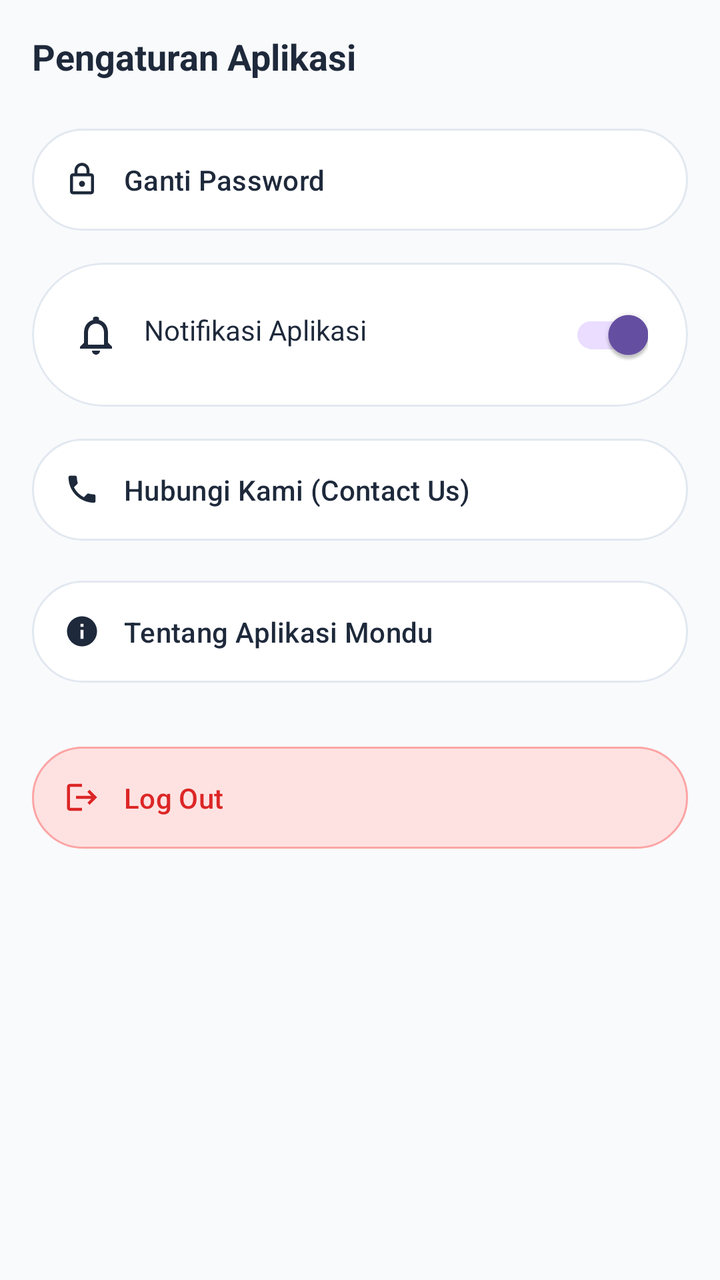
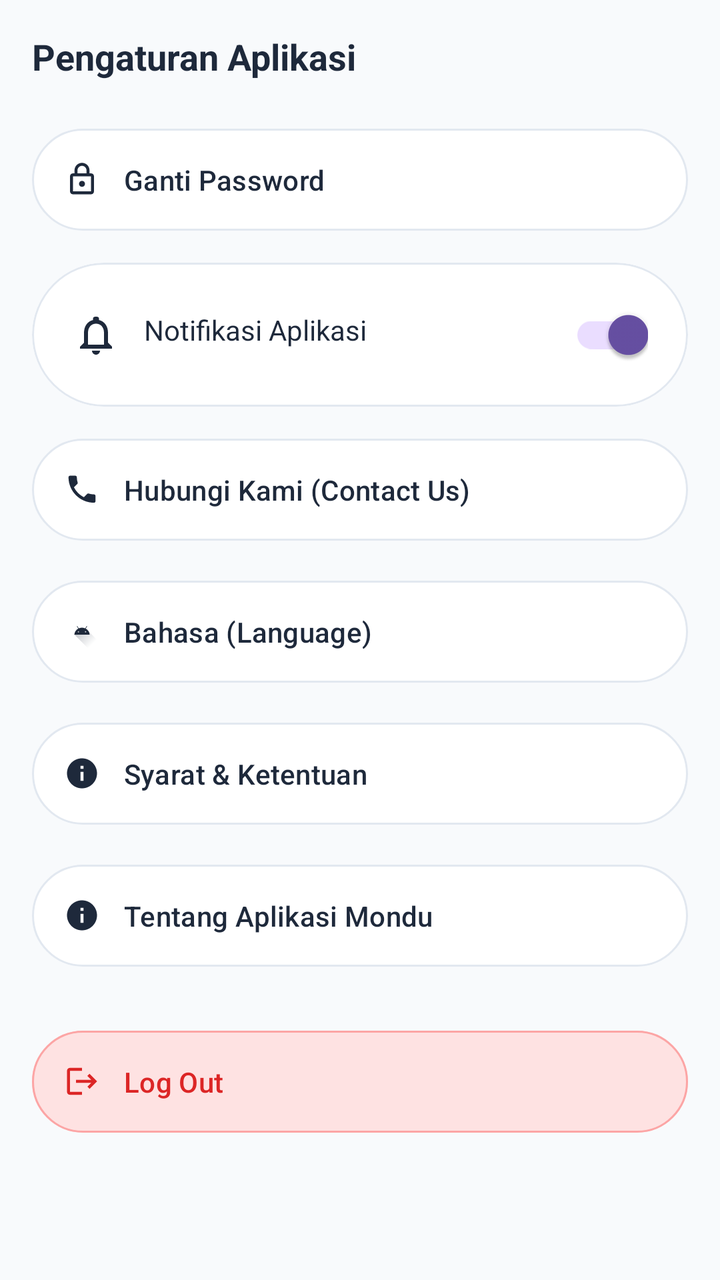

Compare the two renders of this Android layout. The source of the first and the diff that turns it into the second are given below.
<!-- AndroidManifest.xml: application theme Theme.Mondu -->
<!-- res/layout/fragment_setting_siswa.xml -->
<?xml version="1.0" encoding="utf-8"?>
<LinearLayout xmlns:android="http://schemas.android.com/apk/res/android"
    xmlns:app="http://schemas.android.com/apk/res-auto"
    android:layout_width="match_parent"
    android:layout_height="match_parent"
    android:orientation="vertical"
    android:background="#F8FAFC"
    android:padding="16dp">

    
    <TextView
        android:layout_width="wrap_content"
        android:layout_height="wrap_content"
        android:text="Pengaturan Aplikasi"
        android:textColor="#1E293B"
        android:textSize="18sp"
        android:textStyle="bold"
        android:layout_marginBottom="20dp"/>

    
    <com.google.android.material.button.MaterialButton
        android:id="@+id/btn_ganti_password"
        android:layout_width="match_parent"
        android:layout_height="wrap_content"
        android:text="Ganti Password"
        android:gravity="start|center_vertical"
        android:padding="16dp"
        android:backgroundTint="#FFFFFF"
        android:textColor="#1E293B"
        app:strokeColor="#E2E8F0"
        app:strokeWidth="1dp"
        app:cornerRadius="100dp"
        android:layout_marginBottom="12dp"
        app:icon="@drawable/ic_lock"
        app:iconTint="#1E293B"
        app:iconPadding="12dp"/>

    
    <com.google.android.material.card.MaterialCardView
        android:layout_width="match_parent"
        android:layout_height="wrap_content"
        android:layout_marginBottom="12dp"
        app:cardBackgroundColor="#FFFFFF"
        app:cardCornerRadius="100dp"
        app:cardElevation="0dp"
        app:strokeColor="#E2E8F0"
        app:strokeWidth="1dp"
        android:clickable="false"
        android:focusable="false">

        <RelativeLayout
            android:layout_width="match_parent"
            android:layout_height="wrap_content"
            android:paddingStart="20dp"
            android:paddingEnd="20dp"
            android:paddingTop="12dp"
            android:paddingBottom="12dp">

            <TextView
                android:layout_width="wrap_content"
                android:layout_height="wrap_content"
                android:text="Notifikasi Aplikasi"
                android:layout_centerVertical="true"
                android:textColor="#1E293B"
                android:textSize="14sp"
                android:drawableStart="@drawable/ic_notifications"
                android:drawablePadding="12dp"/>

            <com.google.android.material.switchmaterial.SwitchMaterial
                android:id="@+id/switch_notifikasi"
                android:layout_width="wrap_content"
                android:layout_height="wrap_content"
                android:layout_alignParentEnd="true"
                android:layout_centerVertical="true"
                android:checked="true"/>

        </RelativeLayout>
    </com.google.android.material.card.MaterialCardView>

    
    <com.google.android.material.button.MaterialButton
        android:id="@+id/btn_hubungi_kami"
        android:layout_width="match_parent"
        android:layout_height="wrap_content"
        android:text="Hubungi Kami (Contact Us)"
        android:gravity="start|center_vertical"
        android:padding="16dp"
        android:backgroundTint="#FFFFFF"
        android:textColor="#1E293B"
        app:strokeColor="#E2E8F0"
        app:strokeWidth="1dp"
        app:cornerRadius="100dp"
        android:layout_marginBottom="12dp"
        app:icon="@drawable/ic_phone"
        app:iconTint="#1E293B"
        app:iconPadding="12dp"/>

    
    <com.google.android.material.button.MaterialButton
        android:id="@+id/btn_tentang_aplikasi"
        android:layout_width="match_parent"
        android:layout_height="wrap_content"
        android:text="Tentang Aplikasi Mondu"
        android:gravity="start|center_vertical"
        android:padding="16dp"
        android:backgroundTint="#FFFFFF"
        android:textColor="#1E293B"
        app:strokeColor="#E2E8F0"
        app:strokeWidth="1dp"
        app:cornerRadius="100dp"
        android:layout_marginBottom="24dp"
        app:icon="@drawable/ic_info"
        app:iconTint="#1E293B"
        app:iconPadding="12dp"/>

    
    <com.google.android.material.button.MaterialButton
        android:id="@+id/btn_logout"
        android:layout_width="match_parent"
        android:layout_height="wrap_content"
        android:text="Log Out"
        android:gravity="start|center_vertical"
        android:padding="16dp"
        android:backgroundTint="#FEE2E2"
        android:textColor="#DC2626"
        app:strokeColor="#FCA5A5"
        app:strokeWidth="1dp"
        app:cornerRadius="100dp"
        app:icon="@drawable/ic_logout"
        app:iconTint="#DC2626"
        app:iconPadding="12dp"/>
</LinearLayout>
<!-- resources referenced by this layout -->
<resources>
  <!-- drawable ic_info (drawable) -->
  <vector xmlns:android="http://schemas.android.com/apk/res/android"
      android:width="24dp"
      android:height="24dp"
      android:viewportWidth="24"
      android:viewportHeight="24">
      <path
          android:fillColor="#1E293B"
          android:pathData="M12,2C6.48,2 2,6.48 2,12s4.48,10 10,10 10,-4.48 10,-10S17.52,2 12,2zM13,17h-2v-6h2V17zM13,9h-2V7h2V9z"/>
  </vector>
  <!-- drawable ic_lock (drawable) -->
  <vector xmlns:android="http://schemas.android.com/apk/res/android"
      android:width="24dp"
      android:height="24dp"
      android:viewportWidth="24"
      android:viewportHeight="24">
      <path
          android:fillColor="#1E293B"
          android:pathData="M18,8h-1V6c0,-2.76 -2.24,-5 -5,-5S7,3.24 7,6v2H6c-1.1,0 -2,0.9 -2,2v10c0,1.1 0.9,2 2,2h12c1.1,0 2,-0.9 2,-2V10C20,8.9 19.1,8 18,8zM9,6c0,-1.66 1.34,-3 3,-3s3,1.34 3,3v2H9V6zM18,20H6V10h12V20zM12,13c-1.1,0 -2,0.9 -2,2s0.9,2 2,2s2,-0.9 2,-2S13.1,13 12,13z"/>
  </vector>
  <!-- drawable ic_logout (drawable) -->
  <vector xmlns:android="http://schemas.android.com/apk/res/android"
      android:width="24dp"
      android:height="24dp"
      android:viewportWidth="24"
      android:viewportHeight="24">
      <path
          android:fillColor="#DC2626"
          android:pathData="M17,7l-1.41,1.41L18.17,11H8v2h10.17l-2.58,2.58L17,17l5,-5L17,7zM4,5h8V3H4C2.9,3 2,3.9 2,5v14c0,1.1 0.9,2 2,2h8v-2H4V5z"/>
  </vector>
  <!-- drawable ic_notifications (drawable) -->
  <vector xmlns:android="http://schemas.android.com/apk/res/android"
      android:width="24dp"
      android:height="24dp"
      android:viewportWidth="24"
      android:viewportHeight="24">
      <path
          android:fillColor="#1E293B"
          android:pathData="M12,22c1.1,0 2,-0.9 2,-2h-4c0,1.1 0.89,2 2,2zM18,16v-5c0,-3.07 -1.63,-5.64 -4.5,-6.32V4c0,-0.83 -0.67,-1-1.5,-1s-1.5,0.17 -1.5,1v0.68C7.64,5.36 6,7.92 6,11v5l-2,2v1h16v-1l-2,-2zM16,17H8v-6c0,-2.48 1.51,-4.5 4,-4.5s4,2.02 4,4.5V17z"/>
  </vector>
  <style name="Theme.Mondu" parent="Base.Theme.Mondu" />
  <style name="Base.Theme.Mondu" parent="Theme.Material3.DayNight.NoActionBar">
          
          
      </style>
  <!-- unchanged entries left out for length: 1 -->
</resources>

<!-- the commit's change to res/layout/fragment_setting_siswa.xml (unified diff, before → after) -->
@@ -97,6 +97,42 @@
 
     
     <com.google.android.material.button.MaterialButton
+        android:id="@+id/btn_bahasa"
+        android:layout_width="match_parent"
+        android:layout_height="wrap_content"
+        android:text="Bahasa (Language)"
+        android:gravity="start|center_vertical"
+        android:padding="16dp"
+        android:backgroundTint="#FFFFFF"
+        android:textColor="#1E293B"
+        app:strokeColor="#E2E8F0"
+        app:strokeWidth="1dp"
+        app:cornerRadius="100dp"
+        android:layout_marginBottom="12dp"
+        app:icon="@drawable/ic_launcher_foreground"
+        app:iconTint="#1E293B"
+        app:iconPadding="12dp"/>
+
+    
+    <com.google.android.material.button.MaterialButton
+        android:id="@+id/btn_terms_condition"
+        android:layout_width="match_parent"
+        android:layout_height="wrap_content"
+        android:text="Syarat &amp; Ketentuan"
+        android:gravity="start|center_vertical"
+        android:padding="16dp"
+        android:backgroundTint="#FFFFFF"
+        android:textColor="#1E293B"
+        app:strokeColor="#E2E8F0"
+        app:strokeWidth="1dp"
+        app:cornerRadius="100dp"
+        android:layout_marginBottom="12dp"
+        app:icon="@drawable/ic_info"
+        app:iconTint="#1E293B"
+        app:iconPadding="12dp"/>
+
+    
+    <com.google.android.material.button.MaterialButton
         android:id="@+id/btn_tentang_aplikasi"
         android:layout_width="match_parent"
         android:layout_height="wrap_content"
<!-- resource entries referenced after the edit -->
@@ -9,6 +9,37 @@
       <path
           android:fillColor="#1E293B"
           android:pathData="M12,2C6.48,2 2,6.48 2,12s4.48,10 10,10 10,-4.48 10,-10S17.52,2 12,2zM13,17h-2v-6h2V17zM13,9h-2V7h2V9z"/>
+  </vector>
+  <!-- drawable ic_launcher_foreground (drawable) -->
+  <vector xmlns:android="http://schemas.android.com/apk/res/android"
+      xmlns:aapt="http://schemas.android.com/aapt"
+      android:width="108dp"
+      android:height="108dp"
+      android:viewportWidth="108"
+      android:viewportHeight="108">
+      <path android:pathData="M31,63.928c0,0 6.4,-11 12.1,-13.1c7.2,-2.6 26,-1.4 26,-1.4l38.1,38.1L107,108.928l-32,-1L31,63.928z">
+          <aapt:attr name="android:fillColor">
+              <gradient
+                  android:endX="85.84757"
+                  android:endY="92.4963"
+                  android:startX="42.9492"
+                  android:startY="49.59793"
+                  android:type="linear">
+                  <item
+                      android:color="#44000000"
+                      android:offset="0.0" />
+                  <item
+                      android:color="#00000000"
+                      android:offset="1.0" />
+              </gradient>
+          </aapt:attr>
+      </path>
+      <path
+          android:fillColor="#FFFFFF"
+          android:fillType="nonZero"
+          android:pathData="M65.3,45.828l3.8,-6.6c0.2,-0.4 0.1,-0.9 -0.3,-1.1c-0.4,-0.2 -0.9,-0.1 -1.1,0.3l-3.9,6.7c-6.3,-2.8 -13.4,-2.8 -19.7,0l-3.9,-6.7c-0.2,-0.4 -0.7,-0.5 -1.1,-0.3C38.8,38.328 38.7,38.828 38.9,39.228l3.8,6.6C36.2,49.428 31.7,56.028 31,63.928h46C76.3,56.028 71.8,49.428 65.3,45.828zM43.4,57.328c-0.8,0 -1.5,-0.5 -1.8,-1.2c-0.3,-0.7 -0.1,-1.5 0.4,-2.1c0.5,-0.5 1.4,-0.7 2.1,-0.4c0.7,0.3 1.2,1 1.2,1.8C45.3,56.528 44.5,57.328 43.4,57.328L43.4,57.328zM64.6,57.328c-0.8,0 -1.5,-0.5 -1.8,-1.2s-0.1,-1.5 0.4,-2.1c0.5,-0.5 1.4,-0.7 2.1,-0.4c0.7,0.3 1.2,1 1.2,1.8C66.5,56.528 65.6,57.328 64.6,57.328L64.6,57.328z"
+          android:strokeWidth="1"
+          android:strokeColor="#00000000" />
   </vector>
   <!-- drawable ic_lock (drawable) -->
   <vector xmlns:android="http://schemas.android.com/apk/res/android"
